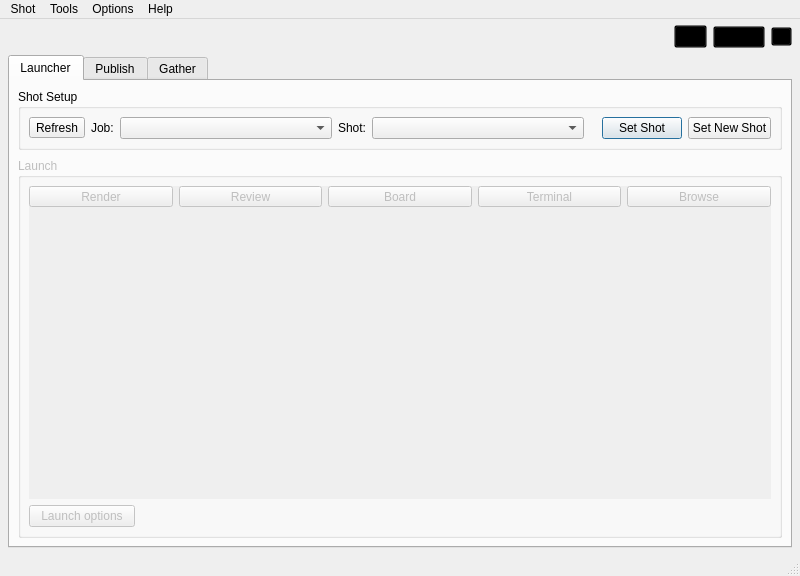
Old version of the form core/ui/icarus_ui.ui in the repository mjbonnington/icarus-gps.
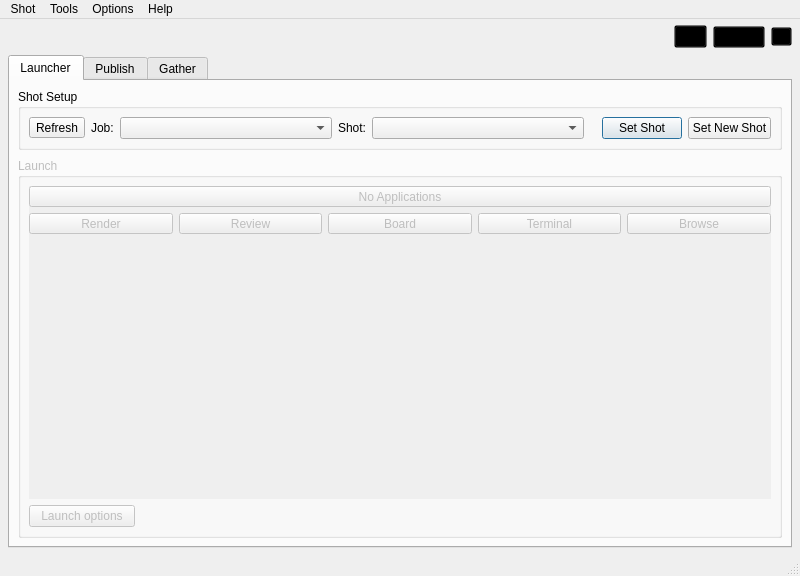
New version of the form. Icons and pictures are not drawn.

Diff of the .ui file:
```diff
--- a/core/ui/icarus_ui.ui
+++ b/core/ui/icarus_ui.ui
@@ -499,7 +499,7 @@
                 <x>0</x>
                 <y>0</y>
                 <width>744</width>
-                <height>65</height>
+                <height>176</height>
                </rect>
               </property>
               <property name="sizePolicy">
@@ -515,41 +515,48 @@
                <property name="margin">
                 <number>0</number>
                </property>
+               <item>
+                <layout class="QGridLayout" name="apps_gridLayout">
+                 <item row="0" column="0">
+                  <widget class="QToolButton" name="appPlaceholder_toolButton">
+                   <property name="enabled">
+                    <bool>false</bool>
+                   </property>
+                   <property name="sizePolicy">
+                    <sizepolicy hsizetype="Expanding" vsizetype="Maximum">
+                     <horstretch>0</horstretch>
+                     <verstretch>0</verstretch>
+                    </sizepolicy>
+                   </property>
+                   <property name="toolTip">
+                    <string>No applications have been set for this job. Please set some from the Job Settings dialog.</string>
+                   </property>
+                   <property name="statusTip">
+                    <string>No applications have been set for this job. Applications can be set up from the Job Settings dialog.</string>
+                   </property>
+                   <property name="text">
+                    <string>No Applications</string>
+                   </property>
+                   <property name="icon">
+                    <iconset resource="rsc.qrc">
+                     <normaloff>:/rsc/rsc/icon_info.png</normaloff>
+                     <disabledoff>:/rsc/rsc/icon_info_disabled.png</disabledoff>:/rsc/rsc/icon_info.png</iconset>
+                   </property>
+                   <property name="iconSize">
+                    <size>
+                     <width>80</width>
+                     <height>80</height>
+                    </size>
+                   </property>
+                   <property name="toolButtonStyle">
+                    <enum>Qt::ToolButtonTextUnderIcon</enum>
+                   </property>
+                  </widget>
+                 </item>
+                </layout>
+               </item>
                <item>
                 <layout class="QGridLayout" name="utilities_gridLayout">
-                 <item row="0" column="5">
-                  <widget class="QToolButton" name="browse_toolButton">
-                   <property name="sizePolicy">
-                    <sizepolicy hsizetype="Expanding" vsizetype="Maximum">
-                     <horstretch>0</horstretch>
-                     <verstretch>0</verstretch>
-                    </sizepolicy>
-                   </property>
-                   <property name="toolTip">
-                    <string>Browse project folders</string>
-                   </property>
-                   <property name="statusTip">
-                    <string>Browse project folders</string>
-                   </property>
-                   <property name="text">
-                    <string>Browse</string>
-                   </property>
-                   <property name="icon">
-                    <iconset resource="rsc.qrc">
-                     <normaloff>:/rsc/rsc/icon_folder.png</normaloff>
-                     <disabledoff>:/rsc/rsc/icon_folder_disabled.png</disabledoff>:/rsc/rsc/icon_folder.png</iconset>
-                   </property>
-                   <property name="iconSize">
-                    <size>
-                     <width>40</width>
-                     <height>40</height>
-                    </size>
-                   </property>
-                   <property name="toolButtonStyle">
-                    <enum>Qt::ToolButtonTextUnderIcon</enum>
-                   </property>
-                  </widget>
-                 </item>
                  <item row="0" column="0">
                   <widget class="QToolButton" name="render_toolButton">
                    <property name="sizePolicy">
@@ -682,6 +689,39 @@
                    </property>
                   </widget>
                  </item>
+                 <item row="0" column="4">
+                  <widget class="QToolButton" name="browse_toolButton">
+                   <property name="sizePolicy">
+                    <sizepolicy hsizetype="Expanding" vsizetype="Maximum">
+                     <horstretch>0</horstretch>
+                     <verstretch>0</verstretch>
+                    </sizepolicy>
+                   </property>
+                   <property name="toolTip">
+                    <string>Browse project folders</string>
+                   </property>
+                   <property name="statusTip">
+                    <string>Browse project folders</string>
+                   </property>
+                   <property name="text">
+                    <string>Browse</string>
+                   </property>
+                   <property name="icon">
+                    <iconset resource="rsc.qrc">
+                     <normaloff>:/rsc/rsc/icon_folder.png</normaloff>
+                     <disabledoff>:/rsc/rsc/icon_folder_disabled.png</disabledoff>:/rsc/rsc/icon_folder.png</iconset>
+                   </property>
+                   <property name="iconSize">
+                    <size>
+                     <width>40</width>
+                     <height>40</height>
+                    </size>
+                   </property>
+                   <property name="toolButtonStyle">
+                    <enum>Qt::ToolButtonTextUnderIcon</enum>
+                   </property>
+                  </widget>
+                 </item>
                 </layout>
                </item>
               </layout>
```
Left out of the diff: 68 changed lines with no effect on the pictures.
